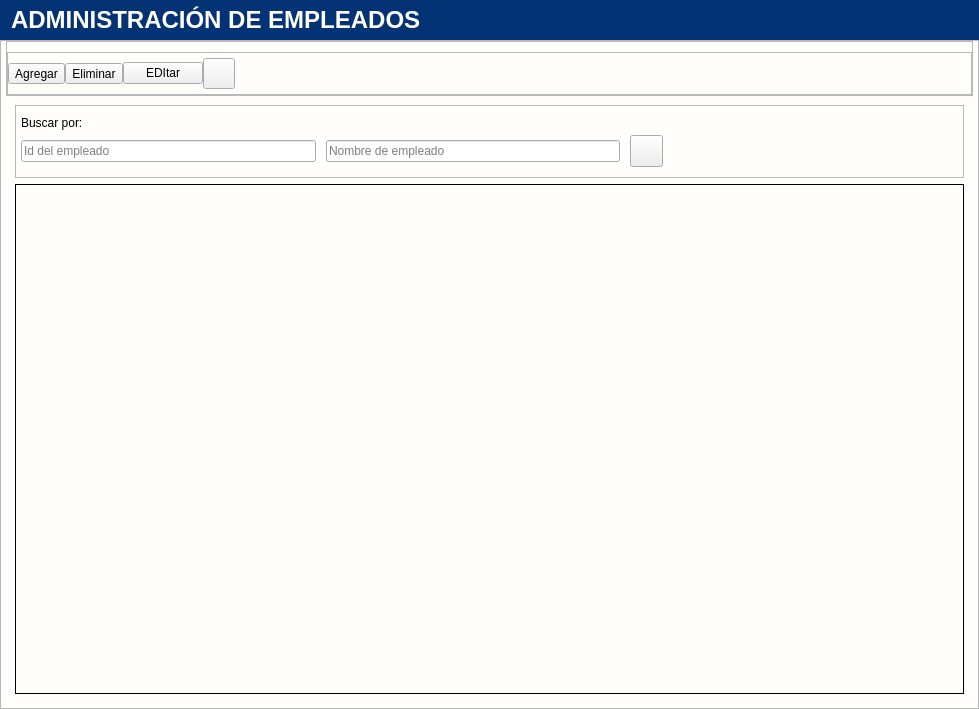
Above: app/View/UserInterfaceUi/UI_CONTROL_EMPLEADOS.ui from LAngelVp/software-punto-de-venta before the change. Below: the same form after it.
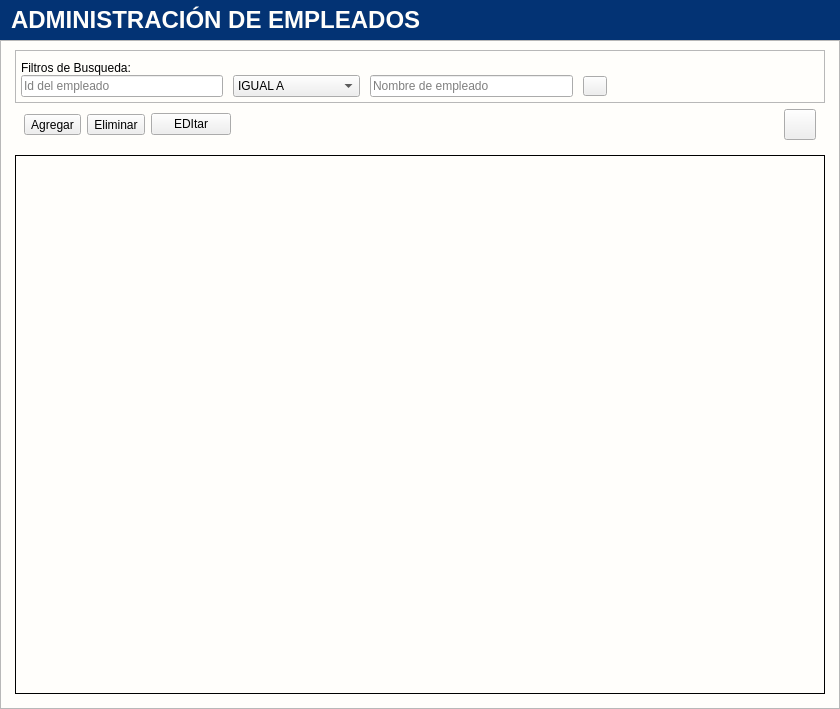
That is the form after the change. Icons and pictures are not drawn.

Commit message: AVANCES EN CONTROL DE EMPLEADOS

The edit to the form file:
```diff
--- a/app/View/UserInterfaceUi/UI_CONTROL_EMPLEADOS.ui
+++ b/app/View/UserInterfaceUi/UI_CONTROL_EMPLEADOS.ui
@@ -6,7 +6,7 @@
    <rect>
     <x>0</x>
     <y>0</y>
-    <width>979</width>
+    <width>840</width>
     <height>709</height>
    </rect>
   </property>
@@ -52,24 +52,17 @@
 font-family: Arial;
 height: 20px;
 }
-#txt_buscar{
-max-width: 250px;
-}
 *[objectName^=&quot;txt_&quot;]::focus{
 border-bottom: 2px solid #023375;
 }
 *[objectName*=&quot;btn_btn&quot;]{
 border:none;
-border-radius: 5px;
+border-radius: 3px;
 background-color: #00619a;
 font-family: Arial;
-font-size: 16px;
+font-size: 14px;
 font-weight: bold;
-height: 30px;
-margin-left: 5px;
-margin-right: 5px;
-padding-left:10px;
-padding-right:10px;
+max-height: 20px;
 text-align: center;
 text-transform: uppercase;
 color: #fffefb;
@@ -92,9 +85,9 @@
 background-color: #f5f4f1;
 borde-radius: 5px;
 font-size: 12px;
-width:87px;
+min-width:87px;
 }
-[objectName^=&quot;cajaopciones_&quot;]::drop-down{
+[objectName*=&quot;cajaopciones_&quot;]::drop-down{
 subcontrol-origin: padding;
 subcontrol-position: top right;
 padding-right:5px;
@@ -103,7 +96,7 @@
 borde-radius: 5px;
 background-color: #f5f4f1;
 }
-[objectName^=&quot;cajaopciones_&quot;]::down-arrow{
+[objectName*=&quot;cajaopciones_&quot;]::down-arrow{
 image: url(:/Icons/Bootstrap/filter-left.svg);
 width: 17%;
 height: 17%;
@@ -115,42 +108,7 @@
 [objectName*=&quot;tabla_&quot;] {
     font-family: Arial;
     font-size: 14px;
-}
-
-/* Barra vertical */
-[objectName*=&quot;tabla_&quot;] QScrollBar:vertical {
-    border: 1px solid gray;
-    background: #023375;
-    width: 12px;  /* Fijamos el tamaño de la barra vertical */
-    border-radius: 4px;
-    margin: 22px 0 22px 0;
-}
-
-/* Manejador de la barra vertical */
-[objectName*=&quot;tabla_&quot;] QScrollBar::handle:vertical {
-    background: #023375;
-    min-height: 20px;  /* Altura mínima del manejador */
-    border-radius: 4px;
-}
-
-/* Elementos de la flecha de la barra vertical */
-[objectName*=&quot;tabla_&quot;] QScrollBar::add-line:vertical,
-[objectName*=&quot;tabla_&quot;] QScrollBar::sub-line:vertical {
-    background-color: none;
-}
-
-/* Barra horizontal */
-[objectName*=&quot;tabla_&quot;] QScrollBar:horizontal {
-    background: #023375;
-    height: 12px;  /* Fijamos el tamaño de la barra horizontal */
-    border-radius: 4px;
-}
-
-/* Manejador de la barra horizontal */
-[objectName*=&quot;tabla_&quot;] QScrollBar::handle:horizontal {
-    background: #023375;
-    height: 12px;  /* Altura del manejador horizontal */
-    border-radius: 4px;
+	background: #fffefb;
 }
 
 /* Encabezados de la tabla */
@@ -232,10 +190,13 @@
       <property name="bottomMargin">
        <number>5</number>
       </property>
-      <property name="spacing">
+      <property name="horizontalSpacing">
        <number>0</number>
       </property>
-      <item row="1" column="1">
+      <property name="verticalSpacing">
+       <number>5</number>
+      </property>
+      <item row="0" column="0">
        <widget class="QWidget" name="contenedor_cuerpo" native="true">
         <property name="minimumSize">
          <size>
@@ -253,178 +214,12 @@
          <property name="sizeConstraint">
           <enum>QLayout::SetMinAndMaxSize</enum>
          </property>
-         <item row="0" column="0" alignment="Qt::AlignBottom">
-          <widget class="QFrame" name="contenedor_cabeceraopcionbusqueda">
-           <property name="frameShape">
-            <enum>QFrame::StyledPanel</enum>
-           </property>
-           <property name="frameShadow">
-            <enum>QFrame::Raised</enum>
-           </property>
-           <layout class="QGridLayout" name="gridLayout_4">
-            <property name="leftMargin">
-             <number>5</number>
-            </property>
-            <property name="topMargin">
-             <number>10</number>
-            </property>
-            <property name="rightMargin">
-             <number>5</number>
-            </property>
-            <property name="bottomMargin">
-             <number>10</number>
-            </property>
-            <property name="horizontalSpacing">
-             <number>10</number>
-            </property>
-            <property name="verticalSpacing">
-             <number>5</number>
-            </property>
-            <item row="1" column="2">
-             <widget class="QToolButton" name="btn_btn_buscar">
-              <property name="cursor">
-               <cursorShape>PointingHandCursor</cursorShape>
-              </property>
-              <property name="text">
-               <string/>
-              </property>
-              <property name="icon">
-               <iconset resource="../../Source/iconosSVG.qrc">
-                <normaloff>:/iconosBlancos/Icons/iconos/Blanco/buscar_persona_blanco.svg</normaloff>:/iconosBlancos/Icons/iconos/Blanco/buscar_persona_blanco.svg</iconset>
-              </property>
-              <property name="iconSize">
-               <size>
-                <width>25</width>
-                <height>25</height>
-               </size>
-              </property>
-             </widget>
-            </item>
-            <item row="1" column="3">
-             <spacer name="horizontalSpacer_2">
-              <property name="orientation">
-               <enum>Qt::Horizontal</enum>
-              </property>
-              <property name="sizeHint" stdset="0">
-               <size>
-                <width>40</width>
-                <height>20</height>
-               </size>
-              </property>
-             </spacer>
-            </item>
-            <item row="1" column="0">
-             <widget class="QLineEdit" name="txt_idempleado">
-              <property name="placeholderText">
-               <string>Id del empleado</string>
-              </property>
-             </widget>
-            </item>
-            <item row="1" column="1">
-             <widget class="QLineEdit" name="txt_nombreempleado">
-              <property name="placeholderText">
-               <string>Nombre de empleado</string>
-              </property>
-             </widget>
-            </item>
-            <item row="0" column="0">
-             <widget class="QLabel" name="etiqueta_buscar">
-              <property name="text">
-               <string>Buscar por:</string>
-              </property>
-             </widget>
-            </item>
-           </layout>
-          </widget>
-         </item>
          <item row="1" column="0">
-          <widget class="QTableView" name="tabla_listaempleados">
-           <property name="minimumSize">
-            <size>
-             <width>0</width>
-             <height>0</height>
-            </size>
-           </property>
-           <property name="maximumSize">
-            <size>
-             <width>16777215</width>
-             <height>16777215</height>
-            </size>
-           </property>
-           <property name="editTriggers">
-            <set>QAbstractItemView::NoEditTriggers</set>
-           </property>
-           <property name="showGrid">
-            <bool>false</bool>
-           </property>
-           <property name="gridStyle">
-            <enum>Qt::NoPen</enum>
-           </property>
-          </widget>
-         </item>
-        </layout>
-       </widget>
-      </item>
-      <item row="0" column="0" colspan="2" alignment="Qt::AlignTop">
-       <widget class="QFrame" name="contenedor_botones">
-        <property name="minimumSize">
-         <size>
-          <width>0</width>
-          <height>0</height>
-         </size>
-        </property>
-        <property name="maximumSize">
-         <size>
-          <width>16777215</width>
-          <height>150</height>
-         </size>
-        </property>
-        <property name="frameShape">
-         <enum>QFrame::StyledPanel</enum>
-        </property>
-        <property name="frameShadow">
-         <enum>QFrame::Raised</enum>
-        </property>
-        <layout class="QGridLayout" name="gridLayout_3">
-         <property name="leftMargin">
-          <number>0</number>
-         </property>
-         <property name="topMargin">
-          <number>10</number>
-         </property>
-         <property name="rightMargin">
-          <number>0</number>
-         </property>
-         <property name="bottomMargin">
-          <number>0</number>
-         </property>
-         <property name="spacing">
-          <number>0</number>
-         </property>
-         <item row="0" column="0" alignment="Qt::AlignTop">
-          <widget class="QFrame" name="frame_2">
-           <property name="frameShape">
-            <enum>QFrame::StyledPanel</enum>
-           </property>
-           <property name="frameShadow">
-            <enum>QFrame::Raised</enum>
-           </property>
-           <layout class="QHBoxLayout" name="horizontalLayout_2">
-            <property name="spacing">
-             <number>0</number>
-            </property>
-            <property name="leftMargin">
-             <number>0</number>
-            </property>
+          <widget class="QWidget" name="contenedor_botones" native="true">
+           <layout class="QHBoxLayout" name="horizontalLayout">
             <property name="topMargin">
-             <number>5</number>
-            </property>
-            <property name="rightMargin">
              <number>0</number>
             </property>
-            <property name="bottomMargin">
-             <number>5</number>
-            </property>
             <item>
              <widget class="QToolButton" name="btn_btn_agregar">
               <property name="cursor">
@@ -439,8 +234,8 @@
               </property>
               <property name="iconSize">
                <size>
-                <width>24</width>
-                <height>24</height>
+                <width>16</width>
+                <height>16</height>
                </size>
               </property>
               <property name="toolButtonStyle">
@@ -462,8 +257,8 @@
               </property>
               <property name="iconSize">
                <size>
-                <width>24</width>
-                <height>24</height>
+                <width>16</width>
+                <height>16</height>
                </size>
               </property>
               <property name="toolButtonStyle">
@@ -485,12 +280,25 @@
               </property>
               <property name="iconSize">
                <size>
-                <width>24</width>
-                <height>24</height>
+                <width>16</width>
+                <height>16</height>
                </size>
               </property>
              </widget>
             </item>
+            <item>
+             <spacer name="horizontalSpacer">
+              <property name="orientation">
+               <enum>Qt::Horizontal</enum>
+              </property>
+              <property name="sizeHint" stdset="0">
+               <size>
+                <width>40</width>
+                <height>20</height>
+               </size>
+              </property>
+             </spacer>
+            </item>
             <item>
              <widget class="QToolButton" name="btn_btn_limpiar">
               <property name="text">
@@ -508,8 +316,105 @@
               </property>
              </widget>
             </item>
-            <item>
-             <spacer name="horizontalSpacer">
+           </layout>
+          </widget>
+         </item>
+         <item row="3" column="0">
+          <widget class="QTableView" name="tabla_listaempleados">
+           <property name="minimumSize">
+            <size>
+             <width>0</width>
+             <height>0</height>
+            </size>
+           </property>
+           <property name="maximumSize">
+            <size>
+             <width>16777215</width>
+             <height>16777215</height>
+            </size>
+           </property>
+           <property name="frameShape">
+            <enum>QFrame::WinPanel</enum>
+           </property>
+           <property name="frameShadow">
+            <enum>QFrame::Plain</enum>
+           </property>
+           <property name="editTriggers">
+            <set>QAbstractItemView::NoEditTriggers</set>
+           </property>
+           <property name="selectionMode">
+            <enum>QAbstractItemView::SingleSelection</enum>
+           </property>
+           <property name="showGrid">
+            <bool>true</bool>
+           </property>
+           <property name="gridStyle">
+            <enum>Qt::DashLine</enum>
+           </property>
+          </widget>
+         </item>
+         <item row="0" column="0">
+          <widget class="QFrame" name="contenedor_cabeceraopcionbusqueda">
+           <property name="frameShape">
+            <enum>QFrame::StyledPanel</enum>
+           </property>
+           <property name="frameShadow">
+            <enum>QFrame::Raised</enum>
+           </property>
+           <layout class="QGridLayout" name="gridLayout_4">
+            <property name="leftMargin">
+             <number>5</number>
+            </property>
+            <property name="topMargin">
+             <number>10</number>
+            </property>
+            <property name="rightMargin">
+             <number>5</number>
+            </property>
+            <property name="bottomMargin">
+             <number>5</number>
+            </property>
+            <property name="horizontalSpacing">
+             <number>10</number>
+            </property>
+            <property name="verticalSpacing">
+             <number>0</number>
+            </property>
+            <item row="1" column="3" alignment="Qt::AlignVCenter">
+             <widget class="QToolButton" name="btn_btn_buscar">
+              <property name="maximumSize">
+               <size>
+                <width>16777215</width>
+                <height>20</height>
+               </size>
+              </property>
+              <property name="cursor">
+               <cursorShape>PointingHandCursor</cursorShape>
+              </property>
+              <property name="text">
+               <string/>
+              </property>
+              <property name="icon">
+               <iconset resource="../../Source/iconosSVG.qrc">
+                <normaloff>:/iconosBlancos/Icons/iconos/Blanco/buscar_persona_blanco.svg</normaloff>:/iconosBlancos/Icons/iconos/Blanco/buscar_persona_blanco.svg</iconset>
+              </property>
+              <property name="iconSize">
+               <size>
+                <width>16</width>
+                <height>16</height>
+               </size>
+              </property>
+             </widget>
+            </item>
+            <item row="1" column="2">
+             <widget class="QLineEdit" name="txt_nombreempleado">
+              <property name="placeholderText">
+               <string>Nombre de empleado</string>
+              </property>
+             </widget>
+            </item>
+            <item row="1" column="4">
+             <spacer name="horizontalSpacer_2">
               <property name="orientation">
                <enum>Qt::Horizontal</enum>
               </property>
@@ -521,6 +426,34 @@
               </property>
              </spacer>
             </item>
+            <item row="1" column="0">
+             <widget class="QLineEdit" name="txt_idempleado">
+              <property name="placeholderText">
+               <string>Id del empleado</string>
+              </property>
+             </widget>
+            </item>
+            <item row="1" column="1">
+             <widget class="QComboBox" name="cajaopciones_filtroNombreEmpleado">
+              <item>
+               <property name="text">
+                <string>IGUAL A</string>
+               </property>
+              </item>
+              <item>
+               <property name="text">
+                <string>QUE CONTENGA</string>
+               </property>
+              </item>
+             </widget>
+            </item>
+            <item row="0" column="0" colspan="5">
+             <widget class="QLabel" name="etiqueta_buscar">
+              <property name="text">
+               <string>Filtros de Busqueda:</string>
+              </property>
+             </widget>
+            </item>
            </layout>
           </widget>
          </item>
```
Left out of the diff: 6 changed lines with no effect on the pictures. The commit also changes 3 other files.
